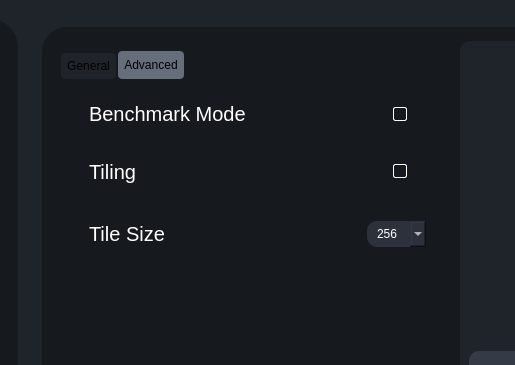
Before: the Qt Designer form testRVEInterface.ui in TNTwise/Rife-ESRGAN-App-Linux-QT, drawn with Qt 5; both pictures show x 88 to 603 and y 0 to 365 of the 906 by 692 pixel window.
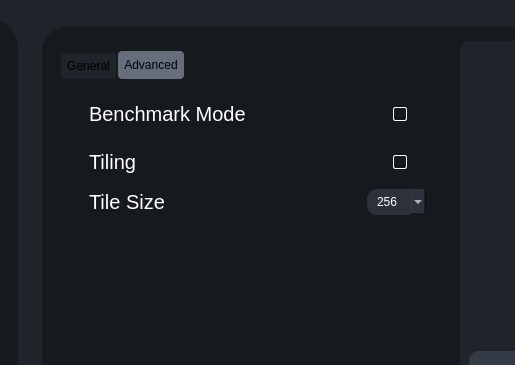
After: the same form once the commit is applied. The open tabs and pages were chosen to show the change. Icons and pictures are not drawn.

Commit message: more ncnn models

Patch:
```diff
--- a/testRVEInterface.ui
+++ b/testRVEInterface.ui
@@ -964,6 +964,19 @@
                           </layout>
                          </widget>
                         </item>
+                        <item>
+                         <spacer name="verticalSpacer_6">
+                          <property name="orientation">
+                           <enum>Qt::Orientation::Vertical</enum>
+                          </property>
+                          <property name="sizeHint" stdset="0">
+                           <size>
+                            <width>20</width>
+                            <height>40</height>
+                           </size>
+                          </property>
+                         </spacer>
+                        </item>
                        </layout>
                       </widget>
                      </item>
```
Left out of the diff: 2 changed lines with no effect on the pictures. The commit also changes 1 other file.
